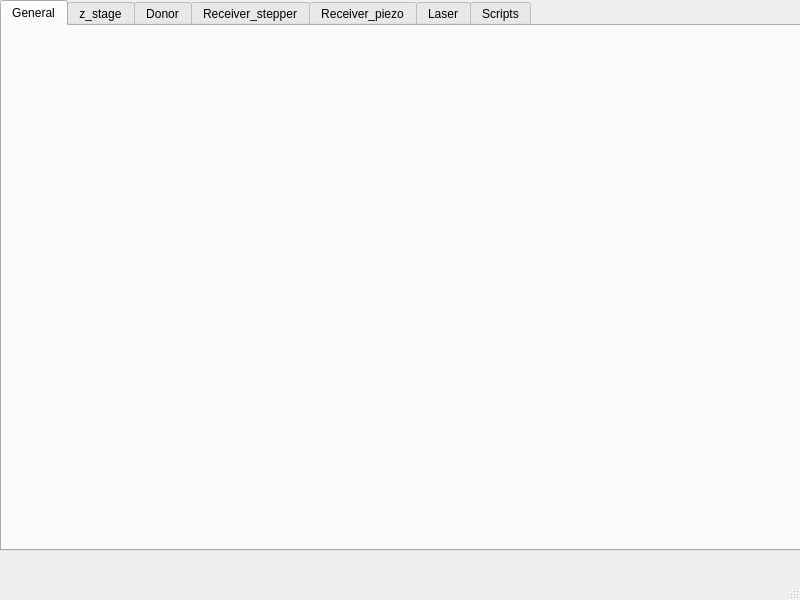
rp100057/UT_GUI, file Qt_interface/LIFT_GUI.ui: the form before one commit.
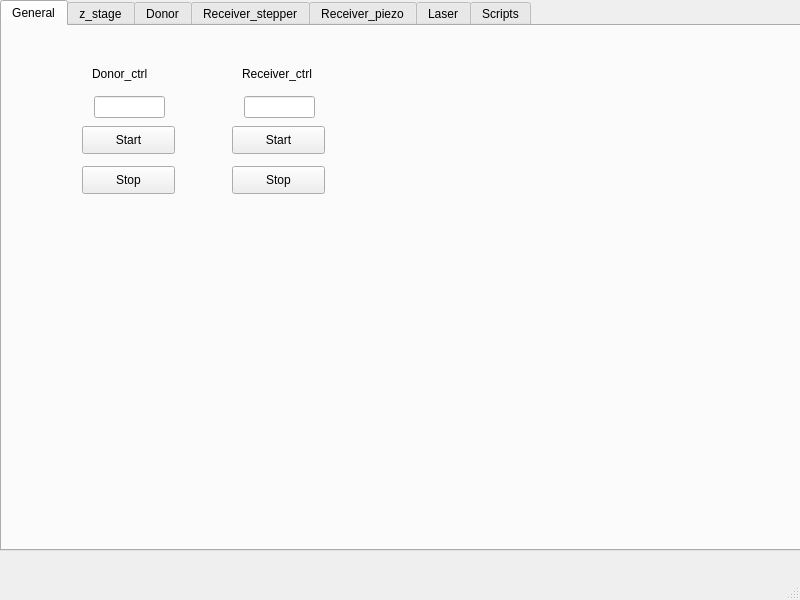
The form after the commit. The open tabs and pages were chosen to show the change.

Commit message: Added seperate startup for receiver and donor ctrl

Diff of the .ui file:
```diff
--- a/Qt_interface/LIFT_GUI.ui
+++ b/Qt_interface/LIFT_GUI.ui
@@ -30,6 +30,116 @@
      <attribute name="title">
       <string>General</string>
      </attribute>
+     <widget class="QPushButton" name="pushButton_donor_ctrl_start">
+      <property name="geometry">
+       <rect>
+        <x>80</x>
+        <y>100</y>
+        <width>93</width>
+        <height>28</height>
+       </rect>
+      </property>
+      <property name="text">
+       <string>Start</string>
+      </property>
+     </widget>
+     <widget class="QPushButton" name="pushButton_donor_ctrl_stop">
+      <property name="geometry">
+       <rect>
+        <x>80</x>
+        <y>140</y>
+        <width>93</width>
+        <height>28</height>
+       </rect>
+      </property>
+      <property name="text">
+       <string>Stop</string>
+      </property>
+     </widget>
+     <widget class="QLineEdit" name="lineEdit_donor_ctrl_status">
+      <property name="enabled">
+       <bool>true</bool>
+      </property>
+      <property name="geometry">
+       <rect>
+        <x>92</x>
+        <y>70</y>
+        <width>71</width>
+        <height>22</height>
+       </rect>
+      </property>
+      <property name="readOnly">
+       <bool>true</bool>
+      </property>
+     </widget>
+     <widget class="QLabel" name="label_donor_ctrl">
+      <property name="geometry">
+       <rect>
+        <x>90</x>
+        <y>40</y>
+        <width>81</width>
+        <height>16</height>
+       </rect>
+      </property>
+      <property name="text">
+       <string>Donor_ctrl</string>
+      </property>
+     </widget>
+     <widget class="QLineEdit" name="lineEdit_receiver_ctrl_status">
+      <property name="enabled">
+       <bool>true</bool>
+      </property>
+      <property name="geometry">
+       <rect>
+        <x>242</x>
+        <y>70</y>
+        <width>71</width>
+        <height>22</height>
+       </rect>
+      </property>
+      <property name="readOnly">
+       <bool>true</bool>
+      </property>
+     </widget>
+     <widget class="QLabel" name="label_reveiver_ctrl">
+      <property name="geometry">
+       <rect>
+        <x>240</x>
+        <y>40</y>
+        <width>81</width>
+        <height>16</height>
+       </rect>
+      </property>
+      <property name="text">
+       <string>Receiver_ctrl</string>
+      </property>
+     </widget>
+     <widget class="QPushButton" name="pushButton_receiver_ctrl_start">
+      <property name="geometry">
+       <rect>
+        <x>230</x>
+        <y>100</y>
+        <width>93</width>
+        <height>28</height>
+       </rect>
+      </property>
+      <property name="text">
+       <string>Start</string>
+      </property>
+     </widget>
+     <widget class="QPushButton" name="pushButton_receiver_ctrl_stop">
+      <property name="geometry">
+       <rect>
+        <x>230</x>
+        <y>140</y>
+        <width>93</width>
+        <height>28</height>
+       </rect>
+      </property>
+      <property name="text">
+       <string>Stop</string>
+      </property>
+     </widget>
     </widget>
     <widget class="QWidget" name="tab_z_stage">
      <attribute name="title">
```
Left out of the diff: 2 changed lines with no effect on the pictures. The commit also changes 4 other files.
